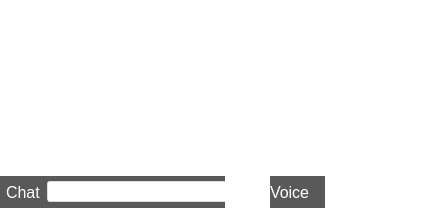
Old version of the form UiModule/ui/CommunicationWidget.ui in the repository realXtend/tundra.
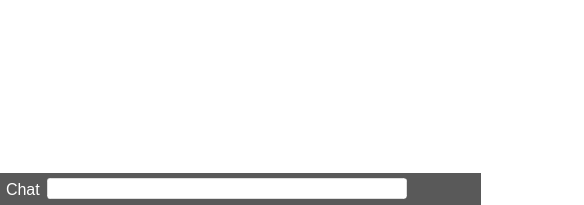
New version of the form. Icons and pictures are not drawn.

Commit message: Fixed communication widget ui that was broken during a merge.

Patch:
```diff
--- a/UiModule/ui/CommunicationWidget.ui
+++ b/UiModule/ui/CommunicationWidget.ui
@@ -6,8 +6,8 @@
    <rect>
     <x>0</x>
     <y>0</y>
-    <width>428</width>
-    <height>208</height>
+    <width>584</width>
+    <height>205</height>
    </rect>
   </property>
   <property name="minimumSize">
@@ -285,50 +285,6 @@
            <property name="margin">
             <number>0</number>
            </property>
-           <item>
-            <widget class="QWidget" name="voiceLeftBorder" native="true">
-             <property name="enabled">
-              <bool>false</bool>
-             </property>
-             <property name="minimumSize">
-              <size>
-               <width>45</width>
-               <height>0</height>
-              </size>
-             </property>
-             <property name="styleSheet">
-              <string notr="true">QWidget#voiceLeftBorder { border: 0px; background-color:transparent; background-image: url('./data/ui/images/comm/border.png'); background-position: top left; background-repeat: no-repeat; }</string>
-             </property>
-            </widget>
-           </item>
-           <item>
-            <widget class="QLabel" name="voiceLabel">
-             <property name="minimumSize">
-              <size>
-               <width>55</width>
-               <height>32</height>
-              </size>
-             </property>
-             <property name="font">
-              <font>
-               <family>Arial</family>
-               <pointsize>12</pointsize>
-               <weight>50</weight>
-               <bold>false</bold>
-              </font>
-             </property>
-             <property name="autoFillBackground">
-              <bool>false</bool>
-             </property>
-             <property name="styleSheet">
-              <string notr="true">QLabel#voiceLabel { border: 0px; background-color:  rgba(34,34,34,191); background-position: top left; background-repeat: no-repeat; color: rgb(255,255,255); }
-</string>
-             </property>
-             <property name="text">
-              <string>Voice</string>
-             </property>
-            </widget>
-           </item>
           </layout>
          </item>
         </layout>
@@ -370,6 +326,9 @@
            <height>32</height>
           </size>
          </property>
+         <property name="styleSheet">
+          <string notr="true"/>
+         </property>
          <layout class="QHBoxLayout" name="horizontalLayout_3">
           <property name="spacing">
            <number>0</number>
@@ -403,6 +362,9 @@
               <pointsize>10</pointsize>
              </font>
             </property>
+            <property name="autoFillBackground">
+             <bool>false</bool>
+            </property>
             <property name="text">
              <string/>
             </property>
```
